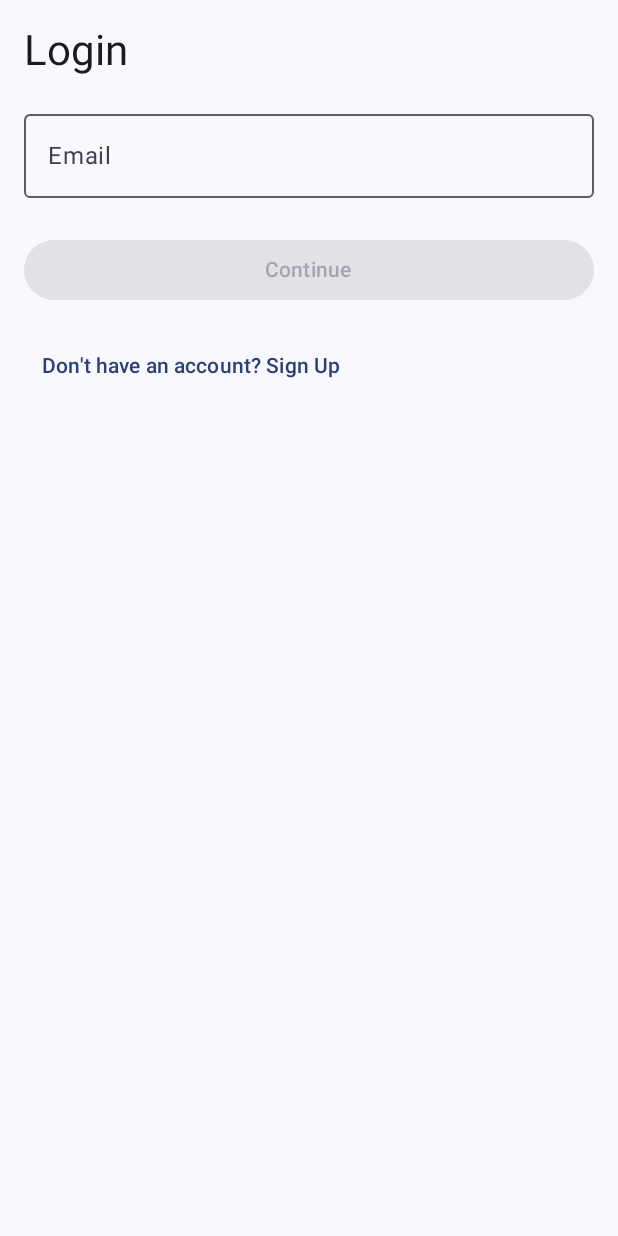
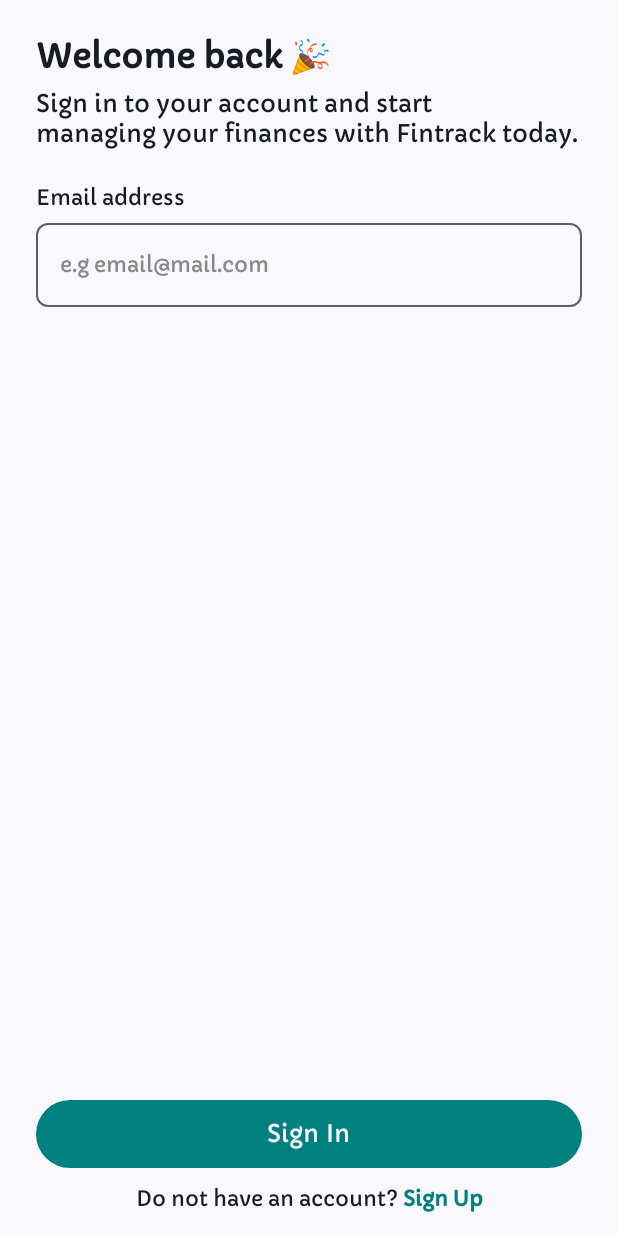
Before and after one commit to Chrisroid/FinTrack, an Android app built with Jetpack Compose: the screen it shows after launch (MainActivity), after a tap on "Sign in", on a phone screen of 412 x 824 dp. Run offline under Robolectric (Android 15) with nearby library versions, the phone set to English and light mode, and no system bars; our stand-ins replace accompanist.

Commit message:
login screen done

```diff
--- a/app/src/main/java/com/chrisroid/fintrack/ui/auth/login/LoginScreen.kt
+++ b/app/src/main/java/com/chrisroid/fintrack/ui/auth/login/LoginScreen.kt
@@ -1,62 +1,91 @@
 package com.chrisroid.fintrack.ui.auth.login
 
-import androidx.compose.foundation.layout.Column
-import androidx.compose.foundation.layout.Spacer
-import androidx.compose.foundation.layout.fillMaxSize
-import androidx.compose.foundation.layout.fillMaxWidth
-import androidx.compose.foundation.layout.height
-import androidx.compose.foundation.layout.padding
-import androidx.compose.material3.Button
-import androidx.compose.material3.MaterialTheme
-import androidx.compose.material3.OutlinedTextField
-import androidx.compose.runtime.Composable
-import androidx.compose.runtime.getValue
-import androidx.compose.runtime.mutableStateOf
-import androidx.compose.runtime.saveable.rememberSaveable
-import androidx.compose.material3.Text
-import androidx.compose.material3.TextButton
-import androidx.compose.runtime.setValue
+import androidx.compose.foundation.clickable
+import androidx.compose.foundation.layout.*
+import androidx.compose.material3.*
+import androidx.compose.runtime.*
+import androidx.compose.ui.Alignment
 import androidx.compose.ui.Modifier
+import androidx.compose.ui.graphics.Color
+import androidx.compose.ui.text.font.FontWeight
 import androidx.compose.ui.unit.dp
+import androidx.compose.ui.unit.sp
 import androidx.navigation.NavController
 import com.chrisroid.fintrack.navigation.Routes
+import com.chrisroid.fintrack.ui.base.CustomButton
+import com.chrisroid.fintrack.ui.base.TextInput
+import com.chrisroid.fintrack.ui.theme.appText
 
 @Composable
 fun LoginScreen(navController: NavController) {
-    var email by rememberSaveable{ mutableStateOf("") }
+    var email by remember { mutableStateOf("") }
 
     Column(
         modifier = Modifier
             .fillMaxSize()
-            .padding(16.dp)
+            .padding(horizontal = 24.dp),
+        verticalArrangement = Arrangement.SpaceBetween
     ) {
-        Text("Login", style = MaterialTheme.typography.headlineMedium)
+        Column {
+            Spacer(modifier = Modifier.height(24.dp))
 
-        Spacer(modifier = Modifier.height(16.dp))
+            Text(
+                text = "Welcome back 🎉",
+                style = appText.copy(
+                    fontSize = 22.sp,
+                    fontWeight = FontWeight.Bold
+                )
+            )
 
-        OutlinedTextField(
-            value = email,
-            onValueChange = { email = it },
-            label = { Text("Email") },
-            modifier = Modifier.fillMaxWidth()
-        )
+            Spacer(modifier = Modifier.height(8.dp))
 
-        Spacer(modifier = Modifier.height(24.dp))
+            Text(
+                text = "Sign in to your account and start\nmanaging your finances with Fintrack today.",
+                style = appText.copy(fontSize = 16.sp)
+            )
 
-        Button(
-            onClick = { navController.navigate(Routes.LOGIN_OTP) },
-            modifier = Modifier.fillMaxWidth(),
-            enabled = email.isNotBlank()
-        ) {
-            Text("Continue")
+            Spacer(modifier = Modifier.height(24.dp))
+
+            TextInput(
+                title = "Email address",
+                placeholder = "e.g email@mail.com",
+                code = email,
+                onCodeChange = { email = it }
+            )
         }
 
-        Spacer(modifier = Modifier.height(16.dp))
+        Column(
+            horizontalAlignment = Alignment.CenterHorizontally,
+            modifier = Modifier.padding(bottom = 16.dp)
+        ) {
+            CustomButton(
+                text = "Sign In",
+                onClick = {
+                    // Handle sign in logic
+                    navController.navigate(Routes.LOGIN_OTP)
+                },
+                modifier = Modifier.fillMaxWidth()
+            )
 
-        TextButton(
-            onClick = { navController.navigate(Routes.SIGNUP) }
-        ) {
-            Text("Don't have an account? Sign Up")
+            Spacer(modifier = Modifier.height(12.dp))
+
+            Row(
+                horizontalArrangement = Arrangement.Center,
+                verticalAlignment = Alignment.CenterVertically
+            ) {
+                Text("Do not have an account? ", style = appText.copy(fontSize = 14.sp))
+                Text(
+                    "Sign Up",
+                    style = appText.copy(
+                        fontSize = 14.sp,
+                        fontWeight = FontWeight.Bold,
+                        color = Color(0xFF008080)
+                    ),
+                    modifier = Modifier.clickable {
+                        navController.navigate(Routes.SIGNUP)
+                    }
+                )
+            }
         }
     }
 }
```
